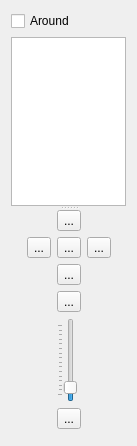
Above: src/lib/NavigationWidget.ui from KDE/marble before the change. Below: the same form after it.
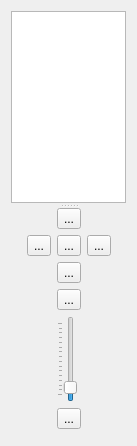
That is the form after the change. Icons and pictures are not drawn. Custom widgets are drawn as their Qt base class.

Diff of the .ui file:
```diff
--- a/src/lib/NavigationWidget.ui
+++ b/src/lib/NavigationWidget.ui
@@ -21,13 +21,6 @@
      </property>
      <widget class="QWidget" name="verticalLayoutWidget">
       <layout class="QVBoxLayout" name="verticalLayout_2">
-       <item>
-        <widget class="QCheckBox" name="boundedCheckBox">
-         <property name="text">
-          <string>Around</string>
-         </property>
-        </widget>
-       </item>
        <item>
         <widget class="MarbleSearchListView" name="locationListView">
          <property name="sizePolicy">
```
